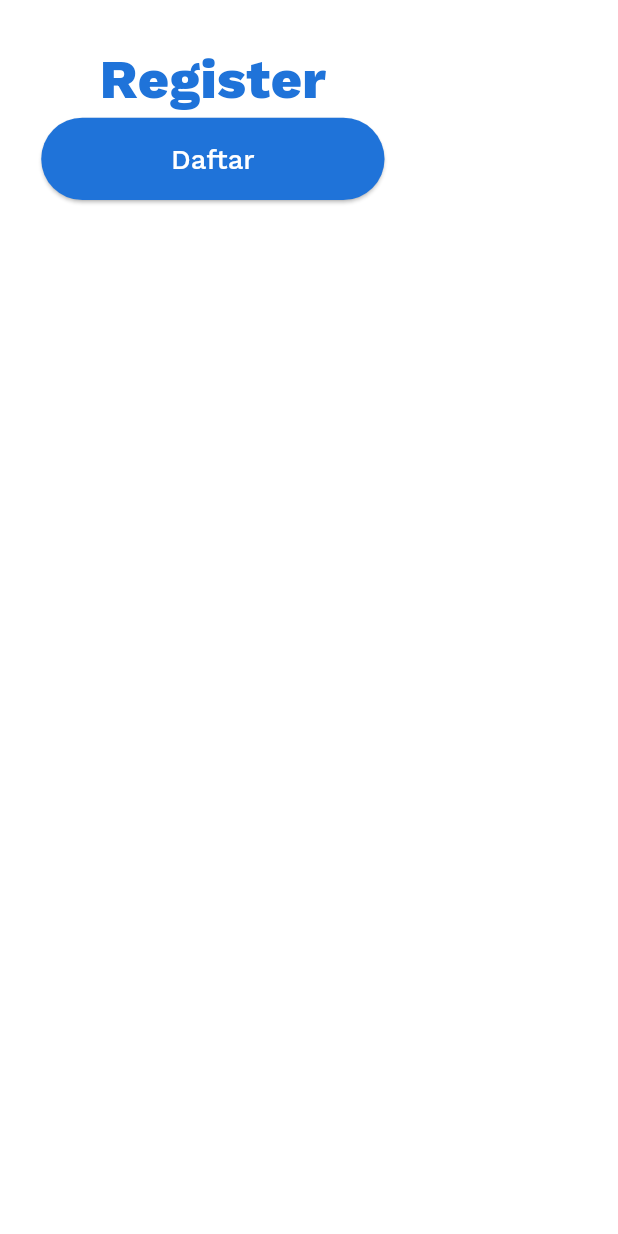
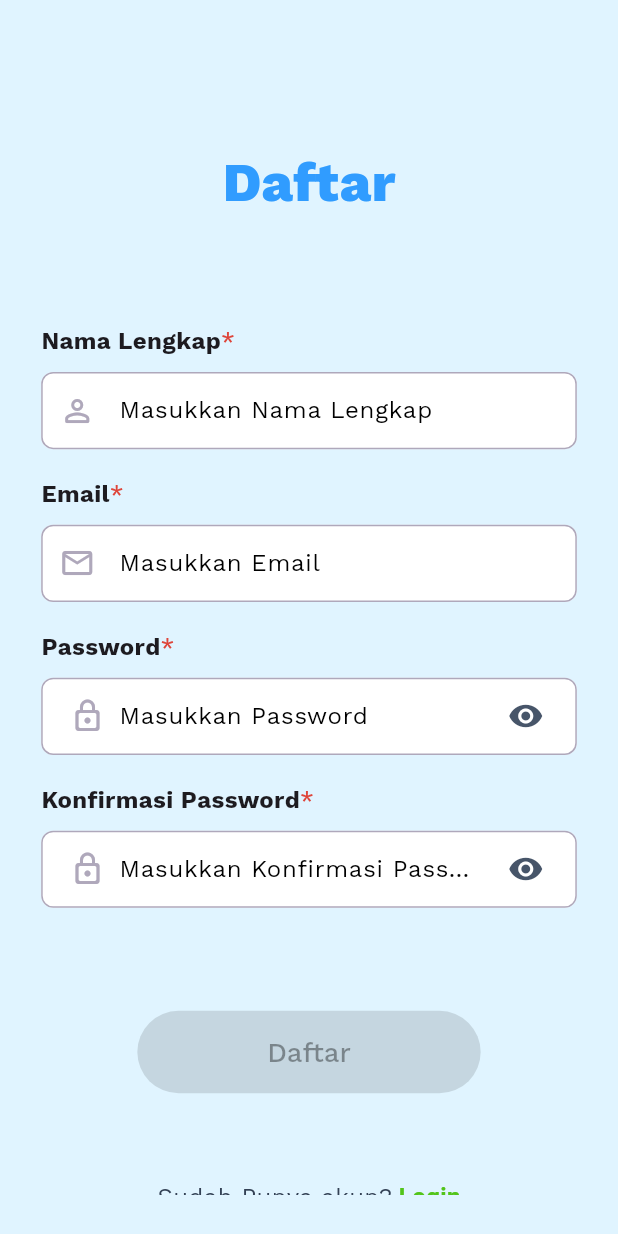
Before and after one commit to alfankevin/flutter-ocr-ktp, a Flutter app: the RegisterPage screen opened by its route, on a phone screen of 412 x 824 dp. Run offline on Flutter 3.47's test engine with Material 3 defaults, Android fonts, the phone set to English and light mode, and no system bars; drawn by our look-alikes of reactive_forms; our stand-ins replace bloc, cached_network_image, camera, equatable, firebase_core, flutter_bloc and 5 more; missing offline and left inert: google_mlkit_face_detection, google_mlkit_text_recognition, nik_validator; accounts and stored records are empty.

Commit message:
[ADD] register page

```diff
--- a/lib/app/app_widget.dart
+++ b/lib/app/app_widget.dart
@@ -14,8 +14,6 @@ class AppWidget extends StatelessWidget {
     return ScreenUtilInit(
       designSize: const Size(360, 690),
       minTextAdapt: true,
-      splitScreenMode: true,
-      // Use builder only if you need to use library outside ScreenUtilInit context
       builder: (_, child) {
         return MaterialApp.router(
           debugShowCheckedModeBanner: false,
--- a/lib/app/core/theme/color_theme.dart
+++ b/lib/app/core/theme/color_theme.dart
@@ -47,7 +47,7 @@ class ColorTheme {
   );
 
   // Color
-  static const Color primary = Color(0xff1f73d9);
+  static const Color primary = Color(0xff309CFF);
   static const Color secondary = Color(0xff19348d);
   static const Color placeholder = Color(0xffB3B3B3);
   static const Color red = Color(0xffDE453A);
@@ -78,7 +78,7 @@ class ColorTheme {
   static const Color statusOrange = Color(0xFFFF9212);
 
   // background colors
-  static const Color scaffoldBackground = Color(0xffFFFFFF);
+  static const Color scaffoldBackground = Color(0xffE0F4FF);
   static const Color fabRedBackground = Color(0xFFFD6464);
   static const Color brandBackground = Color(0xFFEBEFF9);
   static const Color brandBackgroundLight = Color(0xFFABC4F1);
--- a/lib/app/core/theme/theme.dart
+++ b/lib/app/core/theme/theme.dart
@@ -13,9 +13,9 @@ final colorTheme = ThemeData(
   secondaryHeaderColor: ColorTheme.secondary,
   textTheme: GoogleFonts.workSansTextTheme(),
   appBarTheme: AppBarTheme(
-    backgroundColor: ColorTheme.scaffoldBackground,
+    backgroundColor: ColorTheme.primary,
     shadowColor: ColorTheme.neutral.shade400,
-    elevation: 1,
+    elevation: 0.5,
     foregroundColor: Colors.black,
     titleTextStyle: AppStyles.text16PxSemiBold.copyWith(
       color: Colors.black,
--- a/lib/app/modules/auth/auth_module.dart
+++ b/lib/app/modules/auth/auth_module.dart
@@ -1,6 +1,7 @@
 import 'package:flutter_modular/flutter_modular.dart';
 import 'package:penilaian/app/modules/auth/login/login_page.dart';
 import 'package:penilaian/app/modules/auth/register/register_page.dart';
+import 'package:penilaian/app/modules/auth/splash/splash_page.dart';
 import 'package:penilaian/app/routes/app_routes.dart';
 
 class AuthModule extends Module {
@@ -9,6 +10,7 @@ class AuthModule extends Module {
 
   @override
   void routes(RouteManager r) {
+    r.child(AppRoutes.SPLASH, child: (ctx) => const SplashPage());
     r.child(AppRoutes.LOGIN, child: (ctx) => const LoginPage());
     r.child(AppRoutes.REGISTER, child: (ctx) => const RegisterPage());
   }
--- a/lib/app/modules/auth/login/login_page.dart
+++ b/lib/app/modules/auth/login/login_page.dart
@@ -39,7 +39,7 @@ class _LoginPageState extends State<LoginPage> {
               children: <Widget>[
                 80.verticalSpacingRadius,
                 const HeaderTitle(
-                  title: 'Login',
+                  title: 'Masuk',
                 ),
                 60.verticalSpacingRadius,
                 const TextInputComponent(
@@ -48,7 +48,7 @@ class _LoginPageState extends State<LoginPage> {
                   label: 'Email',
                   isRequiredText: true,
                   textInputType: TextInputType.emailAddress,
-                  prefix: Icon(Icons.person_outline_rounded),
+                  prefix: Icon(Icons.email_outlined),
                 ),
                 16.verticalSpacingRadius,
                 const PasswordInput(
--- a/lib/app/modules/auth/register/register_page.dart
+++ b/lib/app/modules/auth/register/register_page.dart
@@ -1,24 +1,112 @@
+import 'package:flutter/gestures.dart';
 import 'package:flutter/material.dart';
+import 'package:flutter_modular/flutter_modular.dart';
+import 'package:flutter_screenutil/flutter_screenutil.dart';
+import 'package:penilaian/app/core/theme/theme.dart';
+import 'package:penilaian/app/core/widgets/input/password_input.dart';
+import 'package:penilaian/app/core/widgets/input/text_input_component.dart';
 import 'package:penilaian/app/core/widgets/text/header_title.dart';
+import 'package:penilaian/app/routes/app_routes.dart';
+import 'package:reactive_forms/reactive_forms.dart';
 
 import '../../../core/widgets/base/base_scaffold.dart';
 
-class RegisterPage extends StatelessWidget {
+class RegisterPage extends StatefulWidget {
   const RegisterPage({super.key});
 
   @override
+  State<RegisterPage> createState() => _RegisterPageState();
+}
+
+class _RegisterPageState extends State<RegisterPage> {
+  final form = fb.group({
+    'name': FormControl(validators: [Validators.required]),
+    'email': FormControl(validators: [Validators.required, Validators.email]),
+    'password': FormControl(validators: [Validators.required]),
+    'password_confirm': FormControl(validators: [Validators.required]),
+  });
+  @override
   Widget build(BuildContext context) {
     return BaseScaffold(
-      body: Column(
-        children: <Widget>[
-          const HeaderTitle(title: 'Register'),
-          ElevatedButton(
-            onPressed: () {
-              Navigator.pushNamed(context, '/home');
-            },
-            child: const Text('Daftar'),
-          ),
-        ],
+      body: ReactiveFormBuilder(
+        form: () => form,
+        builder: (context, formG, child) {
+          return SingleChildScrollView(
+            child: Column(
+              crossAxisAlignment: CrossAxisAlignment.center,
+              mainAxisAlignment: MainAxisAlignment.start,
+              children: <Widget>[
+                60.verticalSpacingRadius,
+                const HeaderTitle(
+                  title: 'Daftar',
+                ),
+                60.verticalSpacingRadius,
+                const TextInputComponent(
+                  formControlName: 'name',
+                  hint: 'Masukkan Nama Lengkap',
+                  label: 'Nama Lengkap',
+                  isRequiredText: true,
+                  textInputType: TextInputType.emailAddress,
+                  prefix: Icon(Icons.person_outline_rounded),
+                ),
+                16.verticalSpacingRadius,
+                const TextInputComponent(
+                  formControlName: 'email',
+                  hint: 'Masukkan Email',
+                  label: 'Email',
+                  isRequiredText: true,
+                  textInputType: TextInputType.emailAddress,
+                  prefix: Icon(Icons.email_outlined),
+                ),
+                16.verticalSpacingRadius,
+                const PasswordInput(
+                  title: 'Password',
+                  formControlName: 'password',
+                  hint: "Masukkan Password",
+                  prefix: Icon(Icons.lock_outline_rounded),
+                ),
+                16.verticalSpacingRadius,
+                const PasswordInput(
+                  title: 'Konfirmasi Password',
+                  formControlName: 'password_confirm',
+                  hint: "Masukkan Konfirmasi Password",
+                  prefix: Icon(Icons.lock_outline_rounded),
+                ),
+                60.verticalSpacingRadius,
+                ReactiveFormConsumer(
+                  builder: (context, formGB, child) {
+                    return ElevatedButton(
+                      onPressed: formGB.valid
+                          ? () {
+                              Modular.to.pushNamed(AppRoutes.LOGIN);
+                            }
+                          : null,
+                      child: const Text('Daftar'),
+                    );
+                  },
+                ),
+                50.verticalSpacingRadius,
+                Text.rich(
+                  TextSpan(text: 'Sudah Punya akun?', children: [
+                    TextSpan(
+                      text: ' Login',
+                      style: const TextStyle(
+                          color: ColorTheme.statusGreen, fontWeight: FontWeight.bold),
+                      recognizer: TapGestureRecognizer()
+                        ..onTap = () {
+                          Modular.to.pop();
+                        },
+                    ),
+                  ]),
+                  style: AppStyles.text14Px.copyWith(
+                    color: ColorTheme.neutral.shade700,
+                  ),
+                ),
+                60.verticalSpacingRadius,
+              ],
+            ),
+          );
+        },
       ),
     );
   }
--- /dev/null
+++ b/lib/app/modules/auth/splash/splash_page.dart
@@ -0,0 +1,36 @@
+import 'package:flutter/material.dart';
+import 'package:flutter_modular/flutter_modular.dart';
+import 'package:penilaian/app/core/theme/theme.dart';
+import 'package:penilaian/app/routes/app_routes.dart';
+
+class SplashPage extends StatefulWidget {
+  const SplashPage({super.key});
+
+  @override
+  State<SplashPage> createState() => _SplashPageState();
+}
+
+class _SplashPageState extends State<SplashPage> {
+  Future<void> _init() async {
+    await Future.delayed(const Duration(seconds: 2));
+    Modular.to.pushReplacementNamed(AppRoutes.LOGIN);
+  }
+
+  @override
+  void initState() {
+    super.initState();
+    _init();
+  }
+
+  @override
+  Widget build(BuildContext context) {
+    return Scaffold(
+      backgroundColor: ColorTheme.primary,
+      body: SafeArea(
+        child: Center(
+          child: Image.asset('assets/img/logo-awal.jpg'),
+        ),
+      ),
+    );
+  }
+}
--- a/lib/app/routes/app_routes.dart
+++ b/lib/app/routes/app_routes.dart
@@ -5,5 +5,6 @@ class AppRoutes {
   static const KTP_RESULT = '/home/ktp-result';
   // auth module
   static const REGISTER = '/register';
-  static const LOGIN = '/';
+  static const LOGIN = '/login';
+  static const SPLASH = '/';
 }
```
Also changed, not shown: assets/img/logo-awal.jpg (added).
